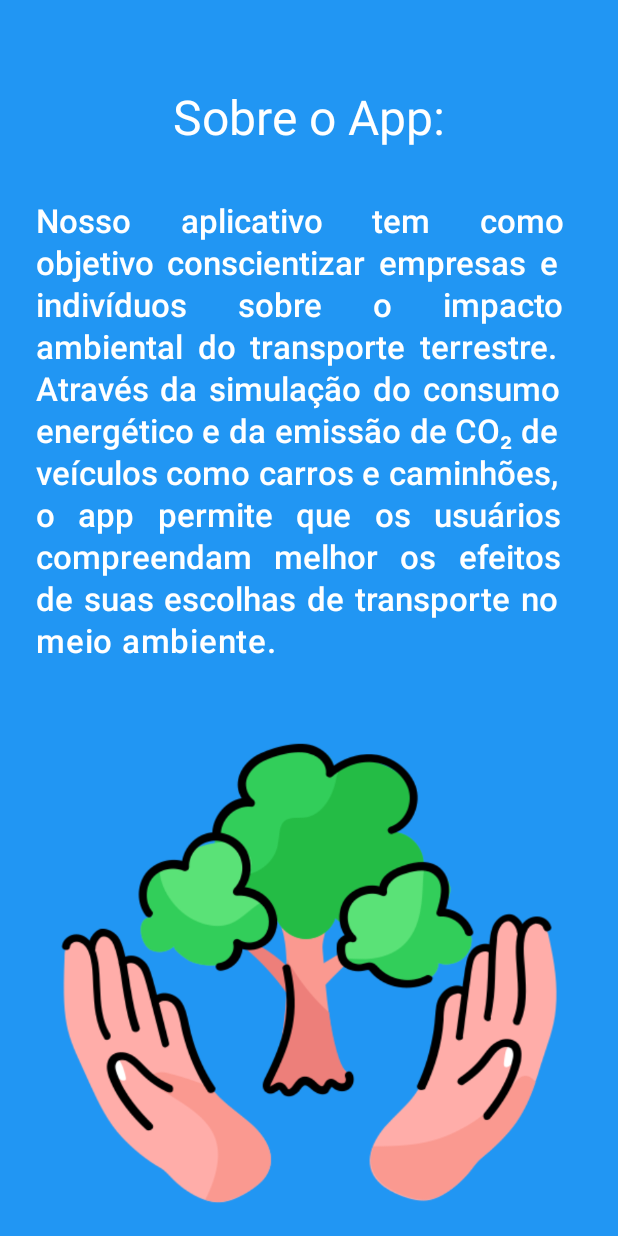
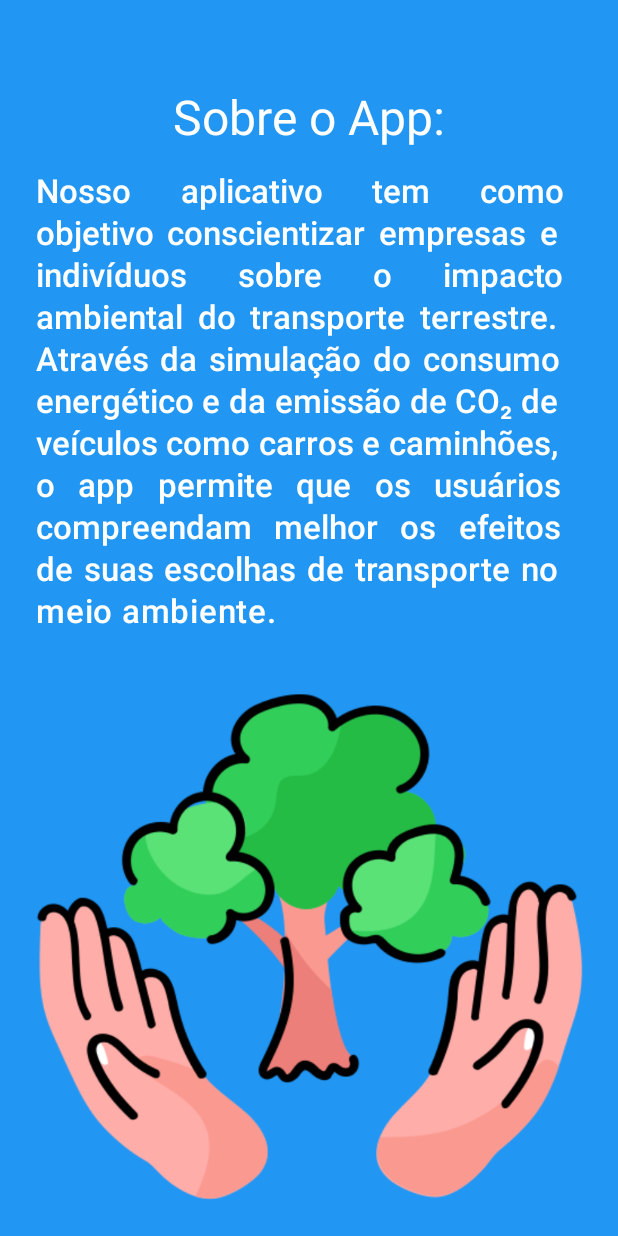
Before and after one commit to LeonardoGuidorizzi/EcoImpact-prjct, an Android app built with Jetpack Compose: the @Preview function InfoScreenPreview, on a phone screen of 412 x 824 dp. Run offline under Robolectric (Android 15) with nearby library versions, the phone set to English and light mode, and no system bars.

Commit message:
Navegação das telas

```diff
--- a/app/build.gradle.kts
+++ b/app/build.gradle.kts
@@ -2,6 +2,8 @@ plugins {
     alias(libs.plugins.android.application)
     alias(libs.plugins.kotlin.android)
     alias(libs.plugins.kotlin.compose)
+
+
 }
 
 android {
@@ -50,6 +52,7 @@ dependencies {
     implementation(libs.androidx.ui.tooling.preview)
     implementation(libs.androidx.material3)
     implementation(libs.androidx.navigation.compose)
+    implementation(libs.androidx.navigation.runtime.android)
     testImplementation(libs.junit)
     androidTestImplementation(libs.androidx.junit)
     androidTestImplementation(libs.androidx.espresso.core)
--- a/app/src/main/java/br/dev/leonardo/ecoimpact_prjct/MainActivity.kt
+++ b/app/src/main/java/br/dev/leonardo/ecoimpact_prjct/MainActivity.kt
@@ -4,14 +4,15 @@ import android.os.Bundle
 import androidx.activity.ComponentActivity
 import androidx.activity.compose.setContent
 import androidx.activity.enableEdgeToEdge
+import br.dev.leonardo.ecoimpact_prjct.navigation.AppNavigation
 import br.dev.leonardo.ecoimpact_prjct.screens.SelectVehicleScreen
 
 class MainActivity : ComponentActivity() {
     override fun onCreate(savedInstanceState: Bundle?) {
         super.onCreate(savedInstanceState)
-        enableEdgeToEdge()
+
         setContent {
-            SelectVehicleScreen()
+            AppNavigation()
         }
     }
 }
--- a/app/src/main/java/br/dev/leonardo/ecoimpact_prjct/screens/InfoScreen.kt
+++ b/app/src/main/java/br/dev/leonardo/ecoimpact_prjct/screens/InfoScreen.kt
@@ -25,10 +25,12 @@ import androidx.compose.ui.text.style.TextAlign
 import androidx.compose.ui.tooling.preview.Preview
 import androidx.compose.ui.unit.dp
 import androidx.compose.ui.unit.sp
+import androidx.navigation.NavHostController
+import androidx.navigation.compose.rememberNavController
 import br.dev.leonardo.ecoimpact_prjct.R
 
 @Composable
-fun InfoScreen(modifier: Modifier = Modifier) {
+fun InfoScreen(navController: NavHostController) {
     Box(
         modifier = Modifier
             .fillMaxSize()
@@ -45,7 +47,6 @@ fun InfoScreen(modifier: Modifier = Modifier) {
                 modifier = Modifier.padding(top = 60.dp)
             )
 
-            Spacer(modifier = modifier.height(20.dp))
 
             Text(
                 text = "Nosso aplicativo tem como objetivo conscientizar empresas " +
@@ -64,7 +65,7 @@ fun InfoScreen(modifier: Modifier = Modifier) {
                     .padding(horizontal = 24.dp, vertical = 16.dp)
             )
 
-            Spacer(modifier = modifier.height(15.dp))
+
 
             Image(painter = painterResource(R.drawable.saveplants),
                 contentDescription = "",
@@ -91,5 +92,6 @@ fun InfoScreen(modifier: Modifier = Modifier) {
 @Preview(showSystemUi = true)
 @Composable
 private fun InfoScreenPreview() {
-    InfoScreen()
+    val navController = rememberNavController()
+    InfoScreen(navController = navController)
 }
--- a/gradle/libs.versions.toml
+++ b/gradle/libs.versions.toml
@@ -1,5 +1,5 @@
 [versions]
-agp = "8.9.0"
+agp = "8.8.0"
 kotlin = "2.0.0"
 coreKtx = "1.15.0"
 junit = "4.13.2"
@@ -9,6 +9,7 @@ lifecycleRuntimeKtx = "2.8.7"
 activityCompose = "1.10.1"
 composeBom = "2024.04.01"
 navigationCompose = "2.8.9"
+navigationRuntimeAndroid = "2.9.0-alpha08"
 
 [libraries]
 androidx-core-ktx = { group = "androidx.core", name = "core-ktx", version.ref = "coreKtx" }
@@ -26,6 +27,7 @@ androidx-ui-test-manifest = { group = "androidx.compose.ui", name = "ui-test-man
 androidx-ui-test-junit4 = { group = "androidx.compose.ui", name = "ui-test-junit4" }
 androidx-material3 = { group = "androidx.compose.material3", name = "material3" }
 androidx-navigation-compose = { group = "androidx.navigation", name = "navigation-compose", version.ref = "navigationCompose" }
+androidx-navigation-runtime-android = { group = "androidx.navigation", name = "navigation-runtime-android", version.ref = "navigationRuntimeAndroid" }
 
 [plugins]
 android-application = { id = "com.android.application", version.ref = "agp" }
```
Also changed, not shown: app/src/main/java/br/dev/leonardo/ecoimpact_prjct/screens/HomeScreen.kt (+7 -3 lines), app/src/main/java/br/dev/leonardo/ecoimpact_prjct/screens/SelectVehicleScreen.kt (+7 -5 lines).
